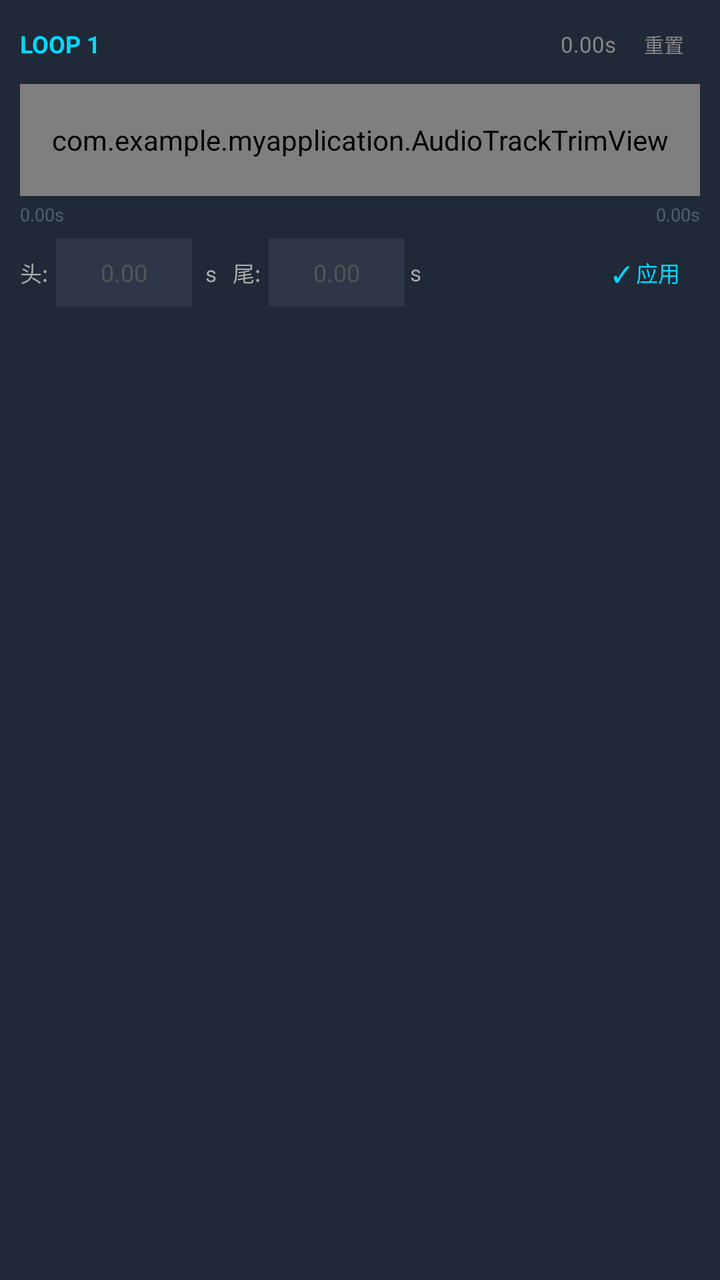
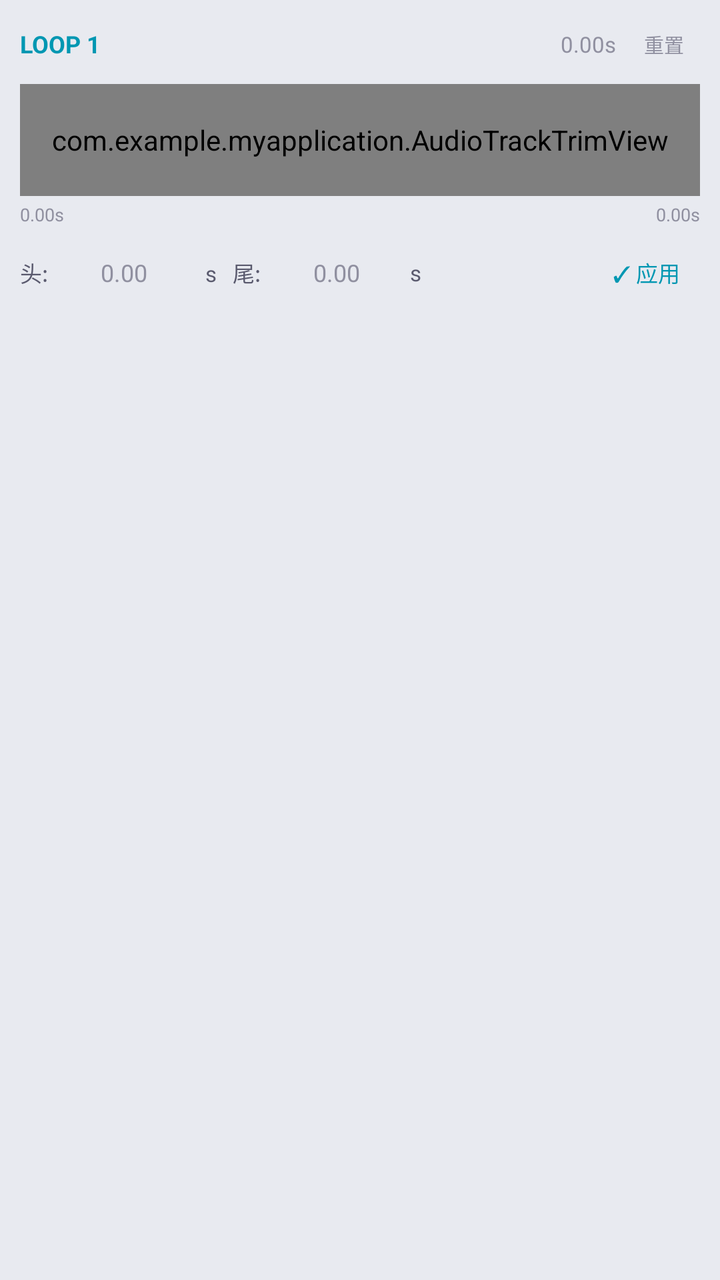

The first picture is an Android layout as it rendered before a commit; the second is the same layout after the commit. The layout source and the unified diff follow.
<!-- AndroidManifest.xml: application theme Theme.MyApplication -->
<!-- res/layout/item_audio_track.xml -->
<?xml version="1.0" encoding="utf-8"?>
<LinearLayout xmlns:android="http://schemas.android.com/apk/res/android"
    android:layout_width="match_parent"
    android:layout_height="wrap_content"
    android:orientation="vertical"
    android:background="#1F2937"
    android:paddingStart="10dp"
    android:paddingEnd="10dp"
    android:paddingTop="8dp"
    android:paddingBottom="10dp"
    android:layout_marginBottom="6dp">

    
    <LinearLayout
        android:layout_width="match_parent"
        android:layout_height="wrap_content"
        android:orientation="horizontal"
        android:gravity="center_vertical"
        android:layout_marginBottom="6dp">

        <TextView
            android:id="@+id/tv_track_label"
            android:layout_width="0dp"
            android:layout_height="wrap_content"
            android:layout_weight="1"
            android:text="LOOP 1"
            android:textColor="#00D9FF"
            android:textSize="12sp"
            android:textStyle="bold" />

        <TextView
            android:id="@+id/tv_track_duration"
            android:layout_width="wrap_content"
            android:layout_height="wrap_content"
            android:text="0.00s"
            android:textColor="#888888"
            android:textSize="11sp"
            android:layout_marginEnd="6dp" />

        
        <Button
            android:id="@+id/btn_track_reset_trim"
            style="@android:style/Widget.Material.Button.Borderless"
            android:layout_width="wrap_content"
            android:layout_height="28dp"
            android:text="重置"
            android:textSize="10sp"
            android:textColor="#888888"
            android:minWidth="0dp"
            android:minHeight="0dp"
            android:paddingStart="8dp"
            android:paddingEnd="8dp"
            android:paddingTop="0dp"
            android:paddingBottom="0dp" />

    </LinearLayout>

    
    <com.example.myapplication.AudioTrackTrimView
        android:id="@+id/trim_view"
        android:layout_width="match_parent"
        android:layout_height="56dp" />

    
    <LinearLayout
        android:layout_width="match_parent"
        android:layout_height="wrap_content"
        android:orientation="horizontal"
        android:layout_marginTop="3dp"
        android:layout_marginBottom="6dp">

        <TextView
            android:id="@+id/tv_trim_start_label"
            android:layout_width="wrap_content"
            android:layout_height="wrap_content"
            android:text="0.00s"
            android:textColor="#506070"
            android:textSize="9sp" />

        <View
            android:layout_width="0dp"
            android:layout_height="0dp"
            android:layout_weight="1" />

        <TextView
            android:id="@+id/tv_trim_end_label"
            android:layout_width="wrap_content"
            android:layout_height="wrap_content"
            android:text="0.00s"
            android:textColor="#506070"
            android:textSize="9sp" />

    </LinearLayout>

    
    <LinearLayout
        android:layout_width="match_parent"
        android:layout_height="wrap_content"
        android:orientation="horizontal"
        android:gravity="center_vertical">

        <TextView
            android:layout_width="wrap_content"
            android:layout_height="wrap_content"
            android:text="头:"
            android:textColor="#AAAAAA"
            android:textSize="11sp"
            android:layout_marginEnd="4dp" />

        <EditText
            android:id="@+id/et_trim_start"
            android:layout_width="68dp"
            android:layout_height="34dp"
            android:inputType="numberDecimal"
            android:textColor="#FFFFFF"
            android:textSize="12sp"
            android:background="#2D3748"
            android:paddingStart="6dp"
            android:paddingEnd="6dp"
            android:hint="0.00"
            android:textColorHint="#555555"
            android:gravity="center"
            android:singleLine="true" />

        <TextView
            android:layout_width="wrap_content"
            android:layout_height="wrap_content"
            android:text=" s   尾:"
            android:textColor="#AAAAAA"
            android:textSize="11sp"
            android:layout_marginStart="4dp"
            android:layout_marginEnd="4dp" />

        <EditText
            android:id="@+id/et_trim_end"
            android:layout_width="68dp"
            android:layout_height="34dp"
            android:inputType="numberDecimal"
            android:textColor="#FFFFFF"
            android:textSize="12sp"
            android:background="#2D3748"
            android:paddingStart="6dp"
            android:paddingEnd="6dp"
            android:hint="0.00"
            android:textColorHint="#555555"
            android:gravity="center"
            android:singleLine="true" />

        <TextView
            android:layout_width="wrap_content"
            android:layout_height="wrap_content"
            android:text=" s"
            android:textColor="#AAAAAA"
            android:textSize="11sp" />

        <View
            android:layout_width="0dp"
            android:layout_height="0dp"
            android:layout_weight="1" />

        
        <Button
            android:id="@+id/btn_track_apply_trim"
            style="@android:style/Widget.Material.Button.Borderless"
            android:layout_width="wrap_content"
            android:layout_height="34dp"
            android:text="✓ 应用"
            android:textSize="11sp"
            android:textColor="#00D9FF"
            android:minWidth="0dp"
            android:minHeight="0dp"
            android:paddingStart="10dp"
            android:paddingEnd="10dp"
            android:paddingTop="0dp"
            android:paddingBottom="0dp" />

    </LinearLayout>

</LinearLayout>
<!-- resources referenced by this layout -->
<resources>
  <style name="Theme.MyApplication" parent="Base.Theme.MyApplication" />
  <style name="Base.Theme.MyApplication" parent="Theme.Material3.DayNight.NoActionBar">
          
          
      </style>
</resources>

<!-- the commit's change to res/layout/item_audio_track.xml (unified diff, before → after) -->
@@ -3,7 +3,7 @@
     android:layout_width="match_parent"
     android:layout_height="wrap_content"
     android:orientation="vertical"
-    android:background="#1F2937"
+    android:background="@color/panel_bg_alt"
     android:paddingStart="10dp"
     android:paddingEnd="10dp"
     android:paddingTop="8dp"
@@ -24,7 +24,7 @@
             android:layout_height="wrap_content"
             android:layout_weight="1"
             android:text="LOOP 1"
-            android:textColor="#00D9FF"
+            android:textColor="@color/text_accent"
             android:textSize="12sp"
             android:textStyle="bold" />
 
@@ -33,7 +33,7 @@
             android:layout_width="wrap_content"
             android:layout_height="wrap_content"
             android:text="0.00s"
-            android:textColor="#888888"
+            android:textColor="@color/text_tertiary"
             android:textSize="11sp"
             android:layout_marginEnd="6dp" />
 
@@ -45,7 +45,7 @@
             android:layout_height="28dp"
             android:text="重置"
             android:textSize="10sp"
-            android:textColor="#888888"
+            android:textColor="@color/text_tertiary"
             android:minWidth="0dp"
             android:minHeight="0dp"
             android:paddingStart="8dp"
@@ -74,7 +74,7 @@
             android:layout_width="wrap_content"
             android:layout_height="wrap_content"
             android:text="0.00s"
-            android:textColor="#506070"
+            android:textColor="@color/text_tertiary"
             android:textSize="9sp" />
 
         <View
@@ -87,7 +87,7 @@
             android:layout_width="wrap_content"
             android:layout_height="wrap_content"
             android:text="0.00s"
-            android:textColor="#506070"
+            android:textColor="@color/text_tertiary"
             android:textSize="9sp" />
 
     </LinearLayout>
@@ -103,7 +103,7 @@
             android:layout_width="wrap_content"
             android:layout_height="wrap_content"
             android:text="头:"
-            android:textColor="#AAAAAA"
+            android:textColor="@color/text_secondary"
             android:textSize="11sp"
             android:layout_marginEnd="4dp" />
 
@@ -112,13 +112,13 @@
             android:layout_width="68dp"
             android:layout_height="34dp"
             android:inputType="numberDecimal"
-            android:textColor="#FFFFFF"
+            android:textColor="@color/text_primary"
             android:textSize="12sp"
-            android:background="#2D3748"
+            android:background="@color/input_bg"
             android:paddingStart="6dp"
             android:paddingEnd="6dp"
             android:hint="0.00"
-            android:textColorHint="#555555"
+            android:textColorHint="@color/text_tertiary"
             android:gravity="center"
             android:singleLine="true" />
 
@@ -126,7 +126,7 @@
             android:layout_width="wrap_content"
             android:layout_height="wrap_content"
             android:text=" s   尾:"
-            android:textColor="#AAAAAA"
+            android:textColor="@color/text_secondary"
             android:textSize="11sp"
             android:layout_marginStart="4dp"
             android:layout_marginEnd="4dp" />
@@ -136,13 +136,13 @@
             android:layout_width="68dp"
             android:layout_height="34dp"
             android:inputType="numberDecimal"
-            android:textColor="#FFFFFF"
+            android:textColor="@color/text_primary"
             android:textSize="12sp"
-            android:background="#2D3748"
+            android:background="@color/input_bg"
             android:paddingStart="6dp"
             android:paddingEnd="6dp"
             android:hint="0.00"
-            android:textColorHint="#555555"
+            android:textColorHint="@color/text_tertiary"
             android:gravity="center"
             android:singleLine="true" />
 
@@ -150,7 +150,7 @@
             android:layout_width="wrap_content"
             android:layout_height="wrap_content"
             android:text=" s"
-            android:textColor="#AAAAAA"
+            android:textColor="@color/text_secondary"
             android:textSize="11sp" />
 
         <View
@@ -166,7 +166,7 @@
             android:layout_height="34dp"
             android:text="✓ 应用"
             android:textSize="11sp"
-            android:textColor="#00D9FF"
+            android:textColor="@color/text_accent"
             android:minWidth="0dp"
             android:minHeight="0dp"
             android:paddingStart="10dp"
<!-- resource entries referenced after the edit -->
@@ -1,9 +1,25 @@
 <!-- resources referenced by this layout -->
 <resources>
+  <color name="input_bg">#E8EAF0</color>
+  <color name="panel_bg_alt">#E8EAF0</color>
+  <color name="text_accent">#0097B2</color>
+  <color name="text_primary">#1A1A2E</color>
+  <color name="text_secondary">#5A5A6E</color>
+  <color name="text_tertiary">#9090A0</color>
   <style name="Theme.MyApplication" parent="Base.Theme.MyApplication" />
   <style name="Base.Theme.MyApplication" parent="Theme.Material3.DayNight.NoActionBar">
-          
-          
+          <item name="colorPrimary">@color/primary_accent</item>
+          <item name="colorOnPrimary">@color/white</item>
+          <item name="colorSurface">@color/surface_color</item>
+          <item name="colorOnSurface">@color/on_surface_color</item>
+          <item name="android:colorBackground">@color/bg_dark</item>
+          <item name="android:statusBarColor">@color/toolbar_bg</item>
       </style>
+  <color name="primary_accent">#0097B2</color>
+  <color name="white">#FFFFFFFF</color>
+  <color name="surface_color">#FFFFFF</color>
+  <color name="on_surface_color">#1A1A2E</color>
+  <color name="bg_dark">#F5F5F5</color>
+  <color name="toolbar_bg">#FFFFFF</color>
 </resources>
 
